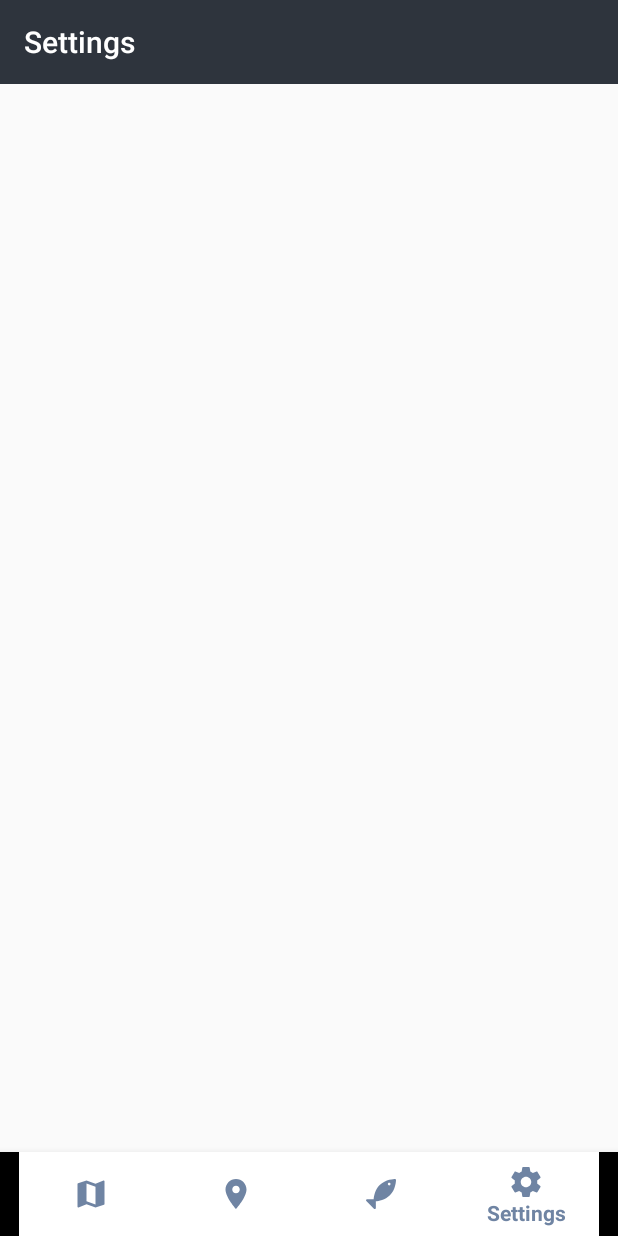
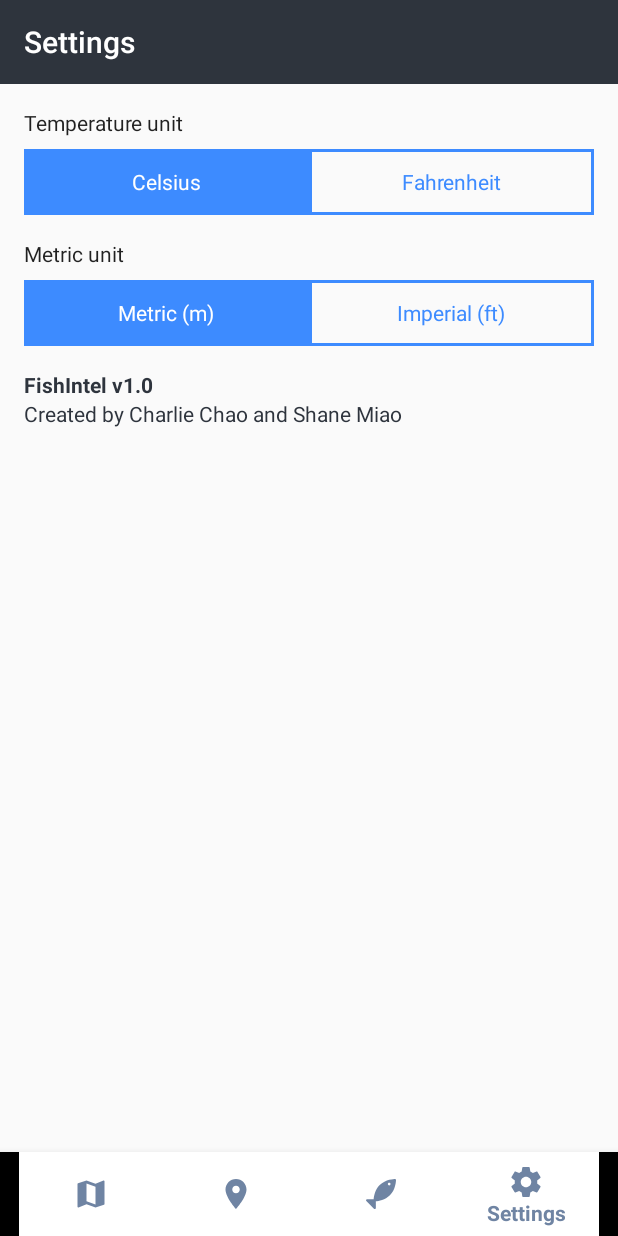
Before and after one commit to charliecm/fishintel, an Android app: the screen it shows after launch (MainActivity), item 4 of the bottom bar chosen, on a phone screen of 412 x 824 dp. Run offline under Robolectric (Android 15) with nearby library versions, the phone set to English and light mode, and no system bars; 1 statement that could not run was skipped.

Commit message:
Implement settings fragment with shared preferences.

```diff
--- /dev/null
+++ b/app/src/main/java/com/charliechao/fishintel/Constants.java
@@ -0,0 +1,15 @@
+package com.charliechao.fishintel;
+
+public final class Constants {
+
+    // Shared preferences
+    public static final String PREF_NAME = "settings";
+    public static final String PREF_KEY_VERSION = "version";
+    public static final String PREF_KEY_TEMPERATURE = "temperature_unit";
+    public static final String PREF_KEY_METRIC = "metric_unit";
+    public static final String PREF_VALUE_TEMPERATURE_CELSIUS = "celsius";
+    public static final String PREF_VALUE_TEMPERATURE_FAHRENHEIT = "fahrenheit";
+    public static final String PREF_VALUE_METRIC_METRIC= "metric";
+    public static final String PREF_VALUE_METRIC_IMPERIAL = "imperial";
+
+}
--- a/app/src/main/java/com/charliechao/fishintel/MainActivity.java
+++ b/app/src/main/java/com/charliechao/fishintel/MainActivity.java
@@ -1,6 +1,7 @@
 package com.charliechao.fishintel;
 
 import android.content.Context;
+import android.content.SharedPreferences;
 import android.net.Uri;
 import android.os.Bundle;
 import android.support.annotation.NonNull;
@@ -20,6 +21,8 @@ import layout.MapFragment;
 public class MainActivity extends AppCompatActivity implements MapFragment.OnMapMarkerClickListener {
 
     public static final String DEBUG_TAG = "MainActivity";
+
+    private SharedPreferences mSharedPrefs;
 
     private Fragment mFragment;
     private ImageView mToolbarLogo;
@@ -67,6 +70,10 @@ public class MainActivity extends AppCompatActivity implements MapFragment.OnMap
     protected void onCreate(Bundle savedInstanceState) {
         super.onCreate(savedInstanceState);
         setContentView(R.layout.activity_main);
+        // Check preferences
+        // TODO: Check first-time usage
+        mSharedPrefs = getSharedPreferences(Constants.PREF_NAME, Context.MODE_PRIVATE);
+        mSharedPrefs.edit().putString(Constants.PREF_KEY_VERSION, String.valueOf(BuildConfig.VERSION_CODE));
         // Toolbar
         mToolbar = (Toolbar) findViewById(R.id.toolbar_main);
         mToolbarLogo = (ImageView) findViewById(R.id.image_toolbar_main_logo);
--- /dev/null
+++ b/app/src/main/java/com/charliechao/fishintel/SettingsFragment.java
@@ -0,0 +1,78 @@
+package com.charliechao.fishintel;
+
+import android.content.Context;
+import android.content.SharedPreferences;
+import android.os.Bundle;
+import android.support.annotation.IdRes;
+import android.support.v4.app.Fragment;
+import android.view.LayoutInflater;
+import android.view.View;
+import android.view.ViewGroup;
+import android.widget.RadioGroup;
+import android.widget.TextView;
+
+public class SettingsFragment extends Fragment implements RadioGroup.OnCheckedChangeListener {
+
+    private SharedPreferences mSharedPrefs;
+
+    private RadioGroup mTemperature;
+    private RadioGroup mMetric;
+
+    public SettingsFragment() {}
+
+    public static SettingsFragment newInstance() {
+        SettingsFragment fragment = new SettingsFragment();
+        return fragment;
+    }
+
+    @Override
+    public void onCreate(Bundle savedInstanceState) {
+        super.onCreate(savedInstanceState);
+        mSharedPrefs = getActivity().getSharedPreferences(Constants.PREF_NAME, Context.MODE_PRIVATE);
+    }
+
+    @Override
+    public View onCreateView(LayoutInflater inflater, ViewGroup container,
+                             Bundle savedInstanceState) {
+        View v = inflater.inflate(R.layout.fragment_settings, container, false);
+        // Temperature unit
+        mTemperature = (RadioGroup) v.findViewById(R.id.settings_radio_temperature_unit);
+        if (mSharedPrefs.getString(Constants.PREF_KEY_TEMPERATURE, Constants.PREF_VALUE_TEMPERATURE_CELSIUS) == Constants.PREF_VALUE_TEMPERATURE_CELSIUS) {
+            mTemperature.check(R.id.settings_radio_temperature_celsius);
+        } else {
+            mTemperature.check(R.id.settings_radio_temperature_fahrenheit);
+        }
+        mTemperature.setOnCheckedChangeListener(this);
+        // Metric unit
+        mMetric = (RadioGroup) v.findViewById(R.id.settings_radio_metric_unit);
+        if (mSharedPrefs.getString(Constants.PREF_KEY_METRIC, Constants.PREF_VALUE_METRIC_METRIC) == Constants.PREF_VALUE_METRIC_METRIC) {
+            mMetric.check(R.id.settings_radio_metric_metric);
+        } else {
+            mMetric.check(R.id.settings_radio_metric_imperial);
+        }
+        mMetric.setOnCheckedChangeListener(this);
+        // App title text
+        TextView txtAbout = (TextView) v.findViewById(R.id.settings_text_app_name);
+        txtAbout.setText(getResources().getString(R.string.app_name) + " v" + BuildConfig.VERSION_NAME);
+        return v;
+    }
+
+    @Override
+    public void onCheckedChanged(RadioGroup radioGroup, @IdRes int i) {
+        if (radioGroup == mTemperature) {
+            if (i == R.id.settings_radio_temperature_fahrenheit) {
+                mSharedPrefs.edit().putString(Constants.PREF_KEY_TEMPERATURE, Constants.PREF_VALUE_TEMPERATURE_FAHRENHEIT).apply();
+            } else {
+                mSharedPrefs.edit().putString(Constants.PREF_KEY_TEMPERATURE, Constants.PREF_VALUE_TEMPERATURE_CELSIUS).apply();
+            }
+        }
+        if (radioGroup == mMetric) {
+            if (i == R.id.settings_radio_metric_imperial) {
+                mSharedPrefs.edit().putString(Constants.PREF_KEY_METRIC, Constants.PREF_VALUE_METRIC_IMPERIAL).apply();
+            } else {
+                mSharedPrefs.edit().putString(Constants.PREF_KEY_METRIC, Constants.PREF_VALUE_METRIC_METRIC).apply();
+            }
+        }
+    }
+
+}
--- /dev/null
+++ b/app/src/main/res/drawable/radio_button_state_off.xml
@@ -0,0 +1,5 @@
+<?xml version="1.0" encoding="utf-8"?>
+<shape xmlns:android="http://schemas.android.com/apk/res/android"
+    android:shape="rectangle">
+    <stroke android:width="2dp" android:color="@color/colorAccent" />
+</shape>
--- /dev/null
+++ b/app/src/main/res/drawable/state_radio_btn_bg.xml
@@ -0,0 +1,22 @@
+<?xml version="1.0" encoding="utf-8"?>
+<selector xmlns:android="http://schemas.android.com/apk/res/android">
+
+    <item android:state_checked="true" android:state_window_focused="false"
+        android:drawable="@color/colorAccent" />
+    <item android:state_checked="false" android:state_window_focused="false"
+        android:drawable="@drawable/radio_button_state_off" />
+
+    <item android:state_checked="true" android:state_pressed="true"
+        android:drawable="@color/colorAccent" />
+    <item android:state_checked="false" android:state_pressed="true"
+        android:drawable="@drawable/radio_button_state_off" />
+
+    <item android:state_checked="true" android:state_focused="true"
+        android:drawable="@color/colorAccent" />
+    <item android:state_checked="false" android:state_focused="true"
+        android:drawable="@drawable/radio_button_state_off" />
+
+    <item android:state_checked="true" android:drawable="@color/colorAccent" />
+    <item android:state_checked="false" android:drawable="@drawable/radio_button_state_off" />
+
+</selector>
--- /dev/null
+++ b/app/src/main/res/drawable/state_radio_btn_label.xml
@@ -0,0 +1,22 @@
+<?xml version="1.0" encoding="utf-8"?>
+<selector xmlns:android="http://schemas.android.com/apk/res/android">
+
+    <item android:state_checked="true" android:state_window_focused="false"
+        android:color="@color/colorWhite" />
+    <item android:state_checked="false" android:state_window_focused="false"
+        android:color="@color/colorAccent" />
+
+    <item android:state_checked="true" android:state_pressed="true"
+        android:color="@color/colorWhite" />
+    <item android:state_checked="false" android:state_pressed="true"
+        android:color="@color/colorAccent" />
+
+    <item android:state_checked="true" android:state_focused="true"
+        android:color="@color/colorWhite" />
+    <item android:state_checked="false" android:state_focused="true"
+        android:color="@color/colorAccent" />
+
+    <item android:state_checked="true" android:color="@color/colorWhite" />
+    <item android:state_checked="false" android:color="@color/colorAccent" />
+
+</selector>
--- /dev/null
+++ b/app/src/main/res/layout/fragment_settings.xml
@@ -0,0 +1,94 @@
+<ScrollView xmlns:android="http://schemas.android.com/apk/res/android"
+    xmlns:tools="http://schemas.android.com/tools"
+    android:layout_width="match_parent"
+    android:layout_height="match_parent"
+    xmlns:app="http://schemas.android.com/apk/res-auto"
+    tools:context="com.charliechao.fishintel.SettingsFragment">
+
+    <LinearLayout
+        android:layout_width="match_parent"
+        android:layout_height="wrap_content"
+        android:paddingLeft="@dimen/activity_horizontal_margin"
+        android:paddingRight="@dimen/activity_horizontal_margin"
+        android:paddingTop="@dimen/activity_horizontal_margin"
+        android:paddingBottom="@dimen/activity_horizontal_margin"
+        android:orientation="vertical">
+
+        <TextView
+            android:layout_width="match_parent"
+            android:layout_height="match_parent"
+            android:layout_marginBottom="8dp"
+            android:text="@string/settings_temperature_unit"
+            style="@style/TextAppearance.AppCompat.Body1" />
+
+        <RadioGroup
+            android:id="@+id/settings_radio_temperature_unit"
+            android:layout_width="match_parent"
+            android:layout_height="wrap_content"
+            android:layout_marginBottom="16dp"
+            android:orientation="horizontal">
+            <RadioButton
+                android:id="@+id/settings_radio_temperature_celsius"
+                android:text="@string/settings_celsius"
+                android:layout_weight="1"
+                android:layout_width="0dp"
+                android:layout_height="44dp"
+                android:textAlignment="center"
+                style="@style/AppTheme.RadioButton" />
+            <RadioButton
+                android:id="@+id/settings_radio_temperature_fahrenheit"
+                android:text="@string/settings_fahrenheit"
+                android:layout_weight="1"
+                android:layout_width="0dp"
+                android:layout_height="44dp"
+                android:textAlignment="center"
+                style="@style/AppTheme.RadioButton" />
+        </RadioGroup>
+
+        <TextView
+            android:layout_width="match_parent"
+            android:layout_height="match_parent"
+            android:layout_marginBottom="8dp"
+            android:text="@string/settings_metric_unit"
+            style="@style/TextAppearance.AppCompat.Body1" />
+
+        <RadioGroup
+            android:id="@+id/settings_radio_metric_unit"
+            android:layout_width="match_parent"
+            android:layout_height="wrap_content"
+            android:layout_marginBottom="16dp"
+            android:orientation="horizontal">
+            <RadioButton
+                android:id="@+id/settings_radio_metric_metric"
+                android:text="@string/settings_metric"
+                android:layout_weight="1"
+                android:layout_width="0dp"
+                android:layout_height="44dp"
+                android:textAlignment="center"
+                style="@style/AppTheme.RadioButton" />
+            <RadioButton
+                android:id="@+id/settings_radio_metric_imperial"
+                android:text="@string/settings_imperial"
+                android:layout_weight="1"
+                android:layout_width="0dp"
+                android:layout_height="44dp"
+                android:textAlignment="center"
+                style="@style/AppTheme.RadioButton" />
+        </RadioGroup>
+
+        <TextView
+            android:id="@+id/settings_text_app_name"
+            android:layout_width="match_parent"
+            android:layout_height="wrap_content"
+            android:textAppearance="@style/AppTheme.TextAppearance"
+            android:textStyle="bold" />
+
+        <TextView
+            android:layout_width="match_parent"
+            android:layout_height="wrap_content"
+            android:text="@string/settings_authors"
+            android:textAppearance="@style/AppTheme.TextAppearance" />
+
+    </LinearLayout>
+
+</ScrollView>
--- a/app/src/main/res/values/strings.xml
+++ b/app/src/main/res/values/strings.xml
@@ -7,4 +7,11 @@
     <string name="title_spots">Fishing Spots in BC</string>
     <string name="title_species">Species in BC</string>
     <string name="title_settings">Settings</string>
+    <string name="settings_temperature_unit">Temperature unit</string>
+    <string name="settings_metric_unit">Metric unit</string>
+    <string name="settings_celsius">Celsius</string>
+    <string name="settings_fahrenheit">Fahrenheit</string>
+    <string name="settings_metric">Metric (m)</string>
+    <string name="settings_imperial">Imperial (ft)</string>
+    <string name="settings_authors">Created by Charlie Chao and Shane Miao</string>
 </resources>
--- a/app/src/main/res/values/styles.xml
+++ b/app/src/main/res/values/styles.xml
@@ -1,11 +1,20 @@
 <resources>
 
-    <!-- Base application theme. -->
     <style name="AppTheme" parent="Theme.AppCompat.Light.NoActionBar">
-        <!-- Customize your theme here. -->
         <item name="colorPrimary">@color/colorPrimary</item>
         <item name="colorPrimaryDark">@color/colorPrimaryDark</item>
         <item name="colorAccent">@color/colorAccent</item>
     </style>
 
+    <style name="AppTheme.TextAppearance" parent="TextAppearance.AppCompat.Body1">
+        <item name="android:textColor">@color/colorPrimary</item>
+    </style>
+
+    <style name="AppTheme.RadioButton" parent="Base.Widget.AppCompat.CompoundButton.RadioButton">
+        <item name="android:layout_height">44dp</item>
+        <item name="android:button">@android:color/transparent</item>
+        <item name="android:background">@drawable/state_radio_btn_bg</item>
+        <item name="android:textColor">@drawable/state_radio_btn_label</item>
+    </style>
+
 </resources>
```
Also changed, not shown: app/src/main/res/drawable/radio_button_state_on.png (added).
